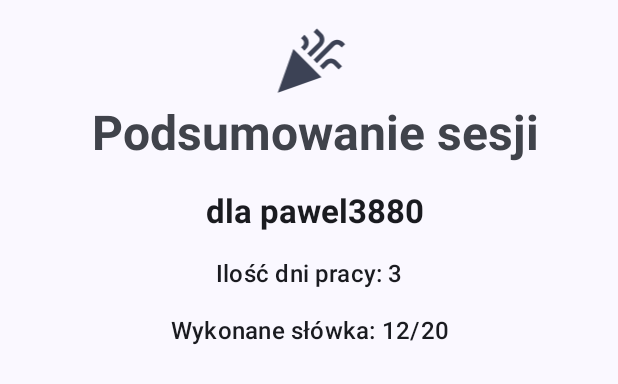
After one commit to rvyk/instalingowy, an Android app: the layout summary_dialog.xml on its own in the app's theme, with its tools: preview values and no code run, on a phone screen of 412 x 824 dp. The commit adds this screen. Shown: the top 384 px of the screen. Run offline under Robolectric (Android 15) with nearby library versions, the phone set to English and light mode, and no system bars; network calls fail.

Commit message:
Session summary after finish in snackbar

```diff
--- a/app/src/main/java/pl/rvyk/instapp/SolvingActivity.java
+++ b/app/src/main/java/pl/rvyk/instapp/SolvingActivity.java
@@ -121,10 +121,14 @@ public class SolvingActivity extends AppCompatActivity {
                     });
                 }
                 @Override
-                public void onFinish(boolean ended) {
+                public void onFinish(boolean ended, String instalingDays, String words, String correct) {
                     SnackbarController.showSnackbar(SolvingActivity.this, mainLinearContent, null, getResources().getString(R.string.solving_finished), false);
                     Intent intent = new Intent(SolvingActivity.this, UserInterface.class);
                     intent.addFlags(Intent.FLAG_ACTIVITY_CLEAR_TASK | Intent.FLAG_ACTIVITY_NEW_TASK);
+                    intent.putExtra("showSummary", true);
+                    intent.putExtra("instalingDays", instalingDays);
+                    intent.putExtra("words", words);
+                    intent.putExtra("correct", correct);
                     startActivity(intent);
                     finish();
                 }
--- /dev/null
+++ b/app/src/main/res/drawable/ic_baseline_celebration_24.xml
@@ -0,0 +1,9 @@
+<vector android:height="24dp" android:tint="#000000"
+    android:viewportHeight="24" android:viewportWidth="24"
+    android:width="24dp" xmlns:android="http://schemas.android.com/apk/res/android">
+    <path android:fillColor="@android:color/white" android:pathData="M2,22l14,-5l-9,-9z"/>
+    <path android:fillColor="@android:color/white" android:pathData="M14.53,12.53l5.59,-5.59c0.49,-0.49 1.28,-0.49 1.77,0l0.59,0.59l1.06,-1.06l-0.59,-0.59c-1.07,-1.07 -2.82,-1.07 -3.89,0l-5.59,5.59L14.53,12.53z"/>
+    <path android:fillColor="@android:color/white" android:pathData="M10.06,6.88L9.47,7.47l1.06,1.06l0.59,-0.59c1.07,-1.07 1.07,-2.82 0,-3.89l-0.59,-0.59L9.47,4.53l0.59,0.59C10.54,5.6 10.54,6.4 10.06,6.88z"/>
+    <path android:fillColor="@android:color/white" android:pathData="M17.06,11.88l-1.59,1.59l1.06,1.06l1.59,-1.59c0.49,-0.49 1.28,-0.49 1.77,0l1.61,1.61l1.06,-1.06l-1.61,-1.61C19.87,10.81 18.13,10.81 17.06,11.88z"/>
+    <path android:fillColor="@android:color/white" android:pathData="M15.06,5.88l-3.59,3.59l1.06,1.06l3.59,-3.59c1.07,-1.07 1.07,-2.82 0,-3.89l-1.59,-1.59l-1.06,1.06l1.59,1.59C15.54,4.6 15.54,5.4 15.06,5.88z"/>
+</vector>
--- a/app/src/main/res/layout/activity_userinterface.xml
+++ b/app/src/main/res/layout/activity_userinterface.xml
@@ -1,5 +1,6 @@
 <?xml version="1.0" encoding="utf-8"?>
 <RelativeLayout xmlns:android="http://schemas.android.com/apk/res/android"
+    android:id="@+id/userinterface"
     android:layout_width="match_parent"
     android:layout_height="match_parent">
 
--- /dev/null
+++ b/app/src/main/res/layout/summary_dialog.xml
@@ -0,0 +1,51 @@
+<LinearLayout xmlns:android="http://schemas.android.com/apk/res/android"
+    android:layout_width="match_parent"
+    android:layout_height="wrap_content"
+    android:id="@+id/summaryDialog"
+    android:orientation="vertical"
+    android:paddingTop="16dp">
+
+    <com.google.android.material.imageview.ShapeableImageView
+        android:tint="?attr/colorSecondary"
+        android:layout_width="match_parent"
+        android:src="@drawable/ic_baseline_celebration_24"
+        android:layout_height="50dp"/>
+    <com.google.android.material.textview.MaterialTextView
+        style="@style/TextAppearance.Material3.HeadlineLarge"
+        android:layout_width="match_parent"
+        android:layout_height="wrap_content"
+        android:textStyle="bold"
+        android:text="Podsumowanie sesji"
+        android:gravity="center"
+        android:layout_marginLeft="8dp"
+        android:layout_marginBottom="16dp" />
+
+    <com.google.android.material.textview.MaterialTextView
+        android:id="@+id/summaryUser"
+        style="@style/TextAppearance.Material3.TitleLarge"
+        android:layout_width="match_parent"
+        android:layout_height="wrap_content"
+        android:textStyle="bold"
+        android:text="dla pawel3880"
+        android:gravity="center"
+        android:layout_marginLeft="8dp"
+        android:layout_marginBottom="16dp" />
+
+    <com.google.android.material.textview.MaterialTextView
+        android:id="@+id/summaryWorkDays"
+        style="@style/TextAppearance.Material3.TitleMedium"
+        android:layout_width="match_parent"
+        android:layout_height="wrap_content"
+        android:gravity="center"
+        android:text="Ilość dni pracy: 3"
+        android:layout_marginBottom="16dp" />
+    <com.google.android.material.textview.MaterialTextView
+        android:id="@+id/summaryWords"
+        style="@style/TextAppearance.Material3.TitleMedium"
+        android:layout_width="match_parent"
+        android:layout_height="wrap_content"
+        android:gravity="center"
+        android:text="Wykonane słówka: 12/20"
+        android:layout_marginBottom="16dp" />
+
+</LinearLayout>
--- a/app/src/main/res/values/strings.xml
+++ b/app/src/main/res/values/strings.xml
@@ -25,7 +25,8 @@
     <string name="fragment_start">Rozpocznij</string>
     <string name="fragment_accounts">Konta</string>
     <string name="fragment_settings">Ustawienia</string>
-
+    <string name="snackbar_session_finished">Sesja zakończona</string>
+    <string name="snackbar_session_finished_action">Podsumowanie</string>
 
     <!--    Solving page-->
     <string name="solving_title">Uzupełnij zdanie</string>
```
Also changed, not shown: app/src/main/java/pl/rvyk/instapp/UserInterface.java (+58 -0 lines), app/src/main/java/pl/rvyk/instapp/solving/GenerateQuestionRequestHelper.java (+6 -2 lines), 2 other files.
